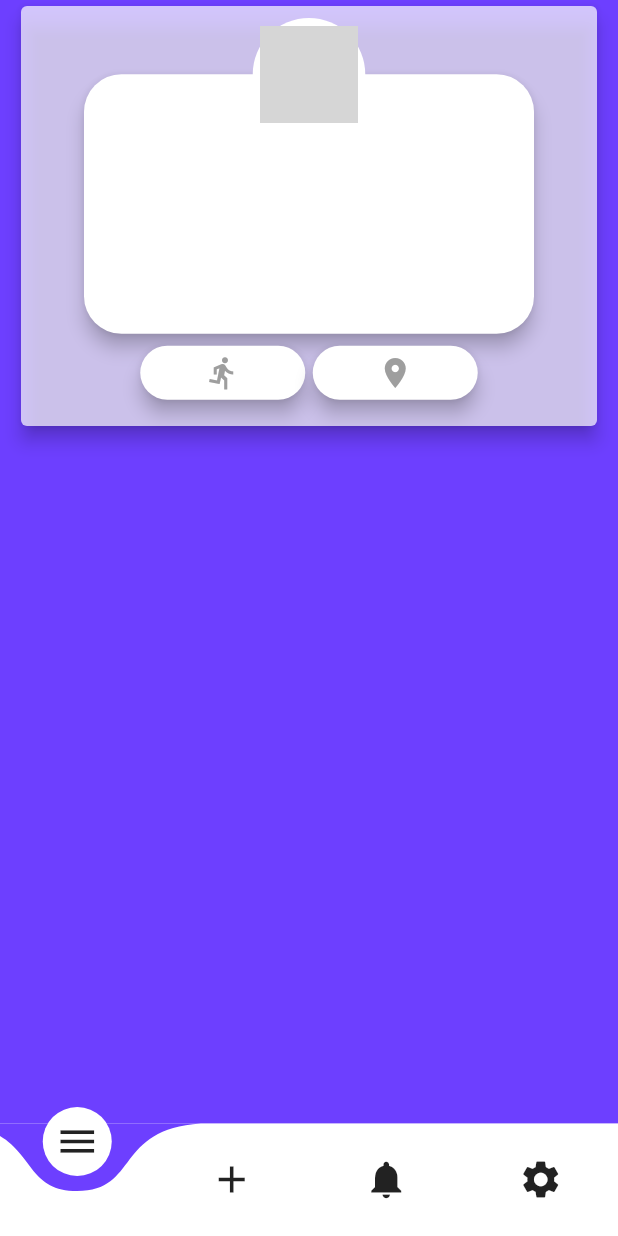
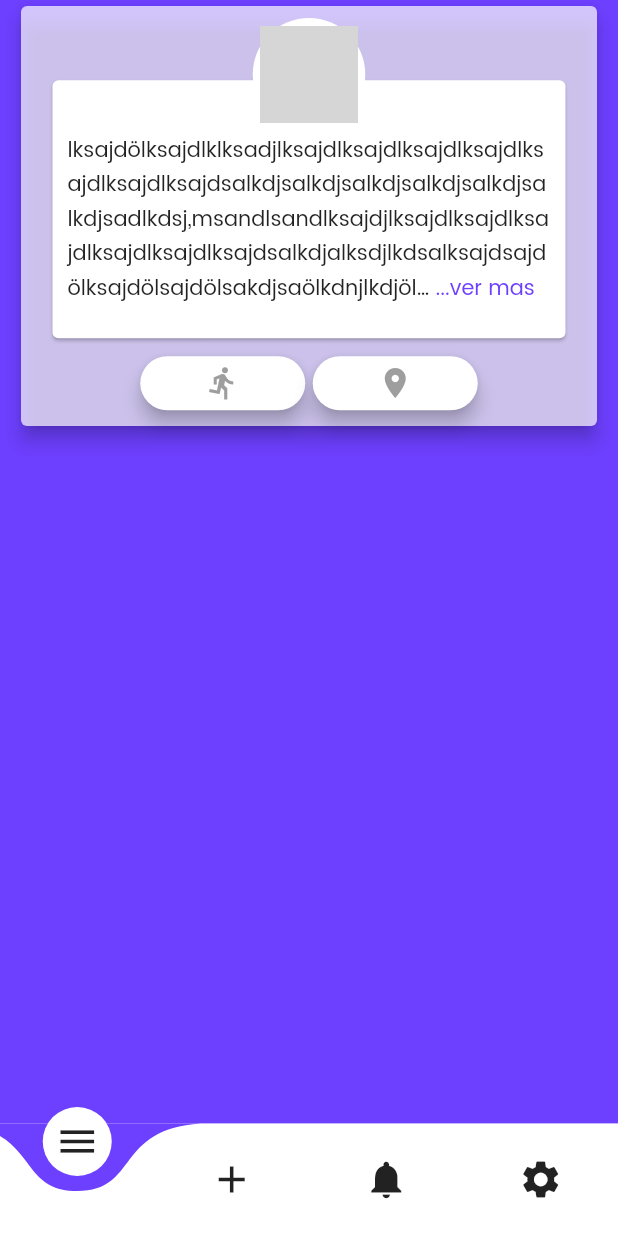
Before and after one commit to CarlosAndresTambascia/letsrun, a Flutter app: the HomeScreen screen opened by its route, on a phone screen of 412 x 824 dp. Run offline on Flutter 3.47's test engine with Material 2 defaults, Android fonts, the phone set to English and light mode, and no system bars; drawn by our look-alikes of curved_navigation_bar, like_button, readmore; our stand-ins replace avatar_glow, cloud_firestore, firebase_auth, firebase_storage, geolocator, google_maps_flutter and 2 more; missing offline and left inert: animated_card, loading_animations, nice_button; accounts and stored records are empty; network calls fail; grey boxes are pictures that could not be loaded.

Commit message:
making things better

```diff
--- a/lib/pages/new_post_screen.dart
+++ b/lib/pages/new_post_screen.dart
@@ -51,7 +51,7 @@ class _NewPostState extends State<NewPost> {
                                   style: TextStyle(color: Colors.black),
                                   textAlign: TextAlign.center,
                                   keyboardType: TextInputType.multiline,
-                                  maxLines: 9,
+                                  maxLength: 260,
                                   decoration: kDescriptionDecoration,
                                   onChanged: (value) => _post.description = value,
                                 ),
--- a/lib/pages/news_screen.dart
+++ b/lib/pages/news_screen.dart
@@ -6,6 +6,7 @@ import 'package:letsrun/pages/home_screen.dart';
 import 'package:letsrun/services/userManagement.dart';
 import 'package:like_button/like_button.dart';
 import 'package:loading_animations/loading_animations.dart';
+import 'package:readmore/readmore.dart';
 
 class News extends StatefulWidget {
   @override
@@ -50,18 +51,25 @@ class _NewsState extends State<News> {
                         children: <Widget>[
                           Stack(alignment: Alignment.topCenter, children: <Widget>[
                             Padding(
+                              child: SizedBox(
+                                width: 350.0,
+                                height: 180.0,
+                                child: Card(
+                                  child: Padding(
+                                    padding: EdgeInsets.only(top: 35.0, left: 10.0, right: 10.0),
+                                    child: ReadMoreText(
+                                      'lksajdölksajdlklksadjlksajdlksajdlksajdlksajdlksajdlksajdlksajdsalkdjsalkdjsalkdjsalkdjsalkdjsalkdjsadlkdsj,msandlsandlksajdjlksajdlksajdlksajdlksajdlksajdlksajdsalkdjalksdjlkdsalksajdsajdölksajdölsajdölsakdjsaölkdnjlkdjölkcadjsaöljdaslkjdasldjsaldjsalkdjksadsa31s',
+                                      //HomeScreen.currentAppUser.email,
+                                      trimLines: 5,
+                                      colorClickableText: Theme.of(context).primaryColor,
+                                      trimMode: TrimMode.Line,
+                                      trimCollapsedText: '...ver mas',
+                                      trimExpandedText: ' ver menos',
+                                    ),
+                                  ),
+                                ),
+                              ),
                               padding: EdgeInsets.only(top: _circleRadius / 2.0),
-                              child: Material(
-                                child: Padding(
-                                  child: Text(HomeScreen.currentAppUser.email),
-                                  padding: EdgeInsets.symmetric(vertical: 75.0, horizontal: 150.0),
-                                ),
-                                borderRadius: BorderRadius.all(
-                                  Radius.circular(25.0),
-                                ),
-                                elevation: 5.0,
-                                color: Colors.white,
-                              ),
                             ),
                             Container(
                               width: _circleRadius,
--- a/pubspec.yaml
+++ b/pubspec.yaml
@@ -25,6 +25,7 @@ dependencies:
   loading_animations: ^2.1.0
   google_maps_flutter: ^0.5.27+1
   geolocator: ^5.3.1
+  readmore: ^1.0.0
 
 dev_dependencies:
   flutter_test:
```
Also changed, not shown: pubspec.lock.
